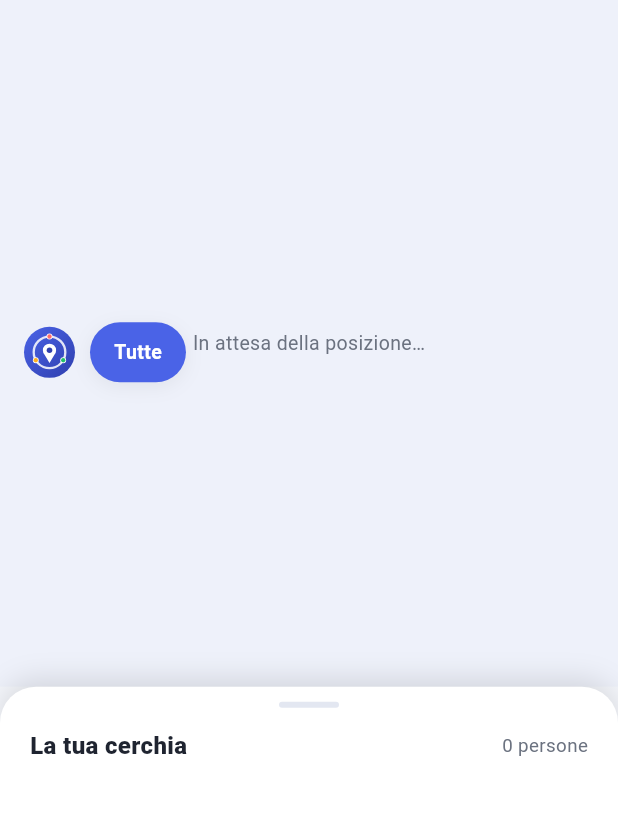
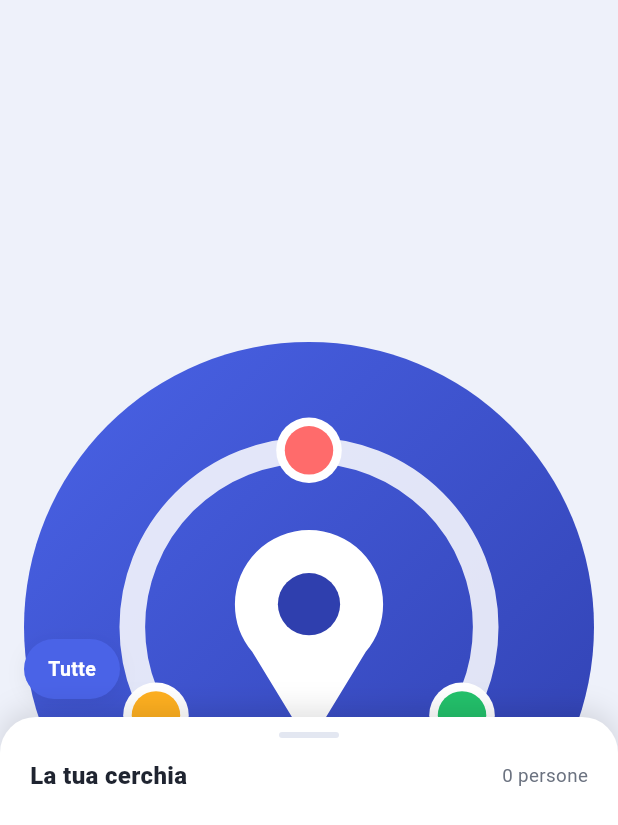
Before and after one commit to Taaawhiri/Kinly, a Flutter app: the MapHomeScreen screen opened directly, on a phone screen of 412 x 824 dp. Shown: the top 825 px of the screen. Run offline on Flutter 3.47's test engine with Material 3 defaults, Android fonts, the phone set to English and light mode, and no system bars; our stand-ins replace battery_plus, geocoding, geolocator, supabase_flutter; missing offline and left inert: maplibre_gl; accounts and stored records are empty; network calls fail.

Commit message:
Rende trascinabile il pannello della mappa e lega i filtri al suo bordo
Il pannello con le persone della cerchia era un semplice riquadro fisso
(metà schermo, non trascinabile): ora è un DraggableScrollableSheet,
quindi si può tirare giù per vedere la mappa a schermo intero o tirare
su per espanderlo. I filtri delle cerchie, prima ancorati vicino alla
cima dello schermo, ora seguono il bordo superiore del pannello: quando
lo riduci scendono con lui invece di restare fermi in mezzo alla mappa.

Co-Authored-By: Claude Sonnet 5 <noreply@anthropic.com>
Claude-Session: https://claude.ai/code/session_01CpCZYmCTmyt1v5GkCEhjyD

```diff
--- a/lib/screens/map/map_home_screen.dart
+++ b/lib/screens/map/map_home_screen.dart
@@ -7,8 +7,25 @@ import '../../widgets/kinly_map.dart';
 import '../../widgets/person_list_tile.dart';
 import '../people/person_detail_screen.dart';
 
-class MapHomeScreen extends StatelessWidget {
+class MapHomeScreen extends StatefulWidget {
   const MapHomeScreen({super.key});
+
+  @override
+  State<MapHomeScreen> createState() => _MapHomeScreenState();
+}
+
+const double _sheetInitialSize = 0.42;
+const double _sheetMinSize = 0.14;
+const double _sheetMaxSize = 0.9;
+
+class _MapHomeScreenState extends State<MapHomeScreen> {
+  final _sheetController = DraggableScrollableController();
+
+  @override
+  void dispose() {
+    _sheetController.dispose();
+    super.dispose();
+  }
 
   @override
   Widget build(BuildContext context) {
@@ -19,11 +36,9 @@ class MapHomeScreen extends StatelessWidget {
         final people = state.visiblePeople();
 
         return Scaffold(
-          body: Column(
-            children: [
-              Expanded(
-                flex: 5,
-                child: Stack(
+          body: LayoutBuilder(
+            builder: (context, constraints) {
+              return Stack(
                 fit: StackFit.expand,
                 children: [
                   KinlyMap(
@@ -32,14 +47,29 @@ class MapHomeScreen extends StatelessWidget {
                       MaterialPageRoute(builder: (_) => PersonDetailScreen(personId: personId)),
                     ),
                   ),
-                    SafeArea(
+                  const SafeArea(
                     child: Padding(
-                        padding: const EdgeInsets.fromLTRB(16, 12, 16, 0),
-                        child: Row(
-                          children: [
-                            const KinlyLogo(size: 34),
-                            const SizedBox(width: 10),
-                            Expanded(
+                      padding: EdgeInsets.fromLTRB(16, 12, 16, 0),
+                      child: KinlyLogo(size: 34),
+                    ),
+                  ),
+                  // La barra delle cerchie segue il bordo superiore del
+                  // pannello: quando lo trascini giù, scende anche lei,
+                  // invece di restare ferma in mezzo alla mappa.
+                  AnimatedBuilder(
+                    animation: _sheetController,
+                    builder: (context, child) {
+                      final extent = _sheetController.isAttached ? _sheetController.size : _sheetInitialSize;
+                      final sheetTop = constraints.maxHeight * (1 - extent);
+                      return Positioned(
+                        left: 0,
+                        right: 0,
+                        top: sheetTop - 52,
+                        child: child!,
+                      );
+                    },
+                    child: Padding(
+                      padding: const EdgeInsets.symmetric(horizontal: 16),
                       child: SizedBox(
                         height: 40,
                         child: ListView(
@@ -65,16 +95,16 @@ class MapHomeScreen extends StatelessWidget {
                         ),
                       ),
                     ),
-                          ],
                   ),
-                      ),
-                    ),
-                  ],
-                ),
-              ),
-              Expanded(
-                flex: 4,
-                child: Container(
+                  DraggableScrollableSheet(
+                    controller: _sheetController,
+                    initialChildSize: _sheetInitialSize,
+                    minChildSize: _sheetMinSize,
+                    maxChildSize: _sheetMaxSize,
+                    snap: true,
+                    snapSizes: const [_sheetMinSize, _sheetInitialSize, _sheetMaxSize],
+                    builder: (context, scrollController) {
+                      return Container(
                         decoration: const BoxDecoration(
                           color: AppTheme.surface,
                           borderRadius: BorderRadius.vertical(top: Radius.circular(24)),
@@ -97,6 +127,7 @@ class MapHomeScreen extends StatelessWidget {
                             ),
                             Expanded(
                               child: ListView.separated(
+                                controller: scrollController,
                                 padding: const EdgeInsets.symmetric(horizontal: 16, vertical: 6),
                                 itemCount: people.length,
                                 separatorBuilder: (_, __) => const Divider(height: 1),
@@ -113,9 +144,12 @@ class MapHomeScreen extends StatelessWidget {
                             ),
                           ],
                         ),
-                ),
+                      );
+                    },
                   ),
                 ],
+              );
+            },
           ),
         );
       },
```
Lines whose indentation alone changed are shown as unchanged.
